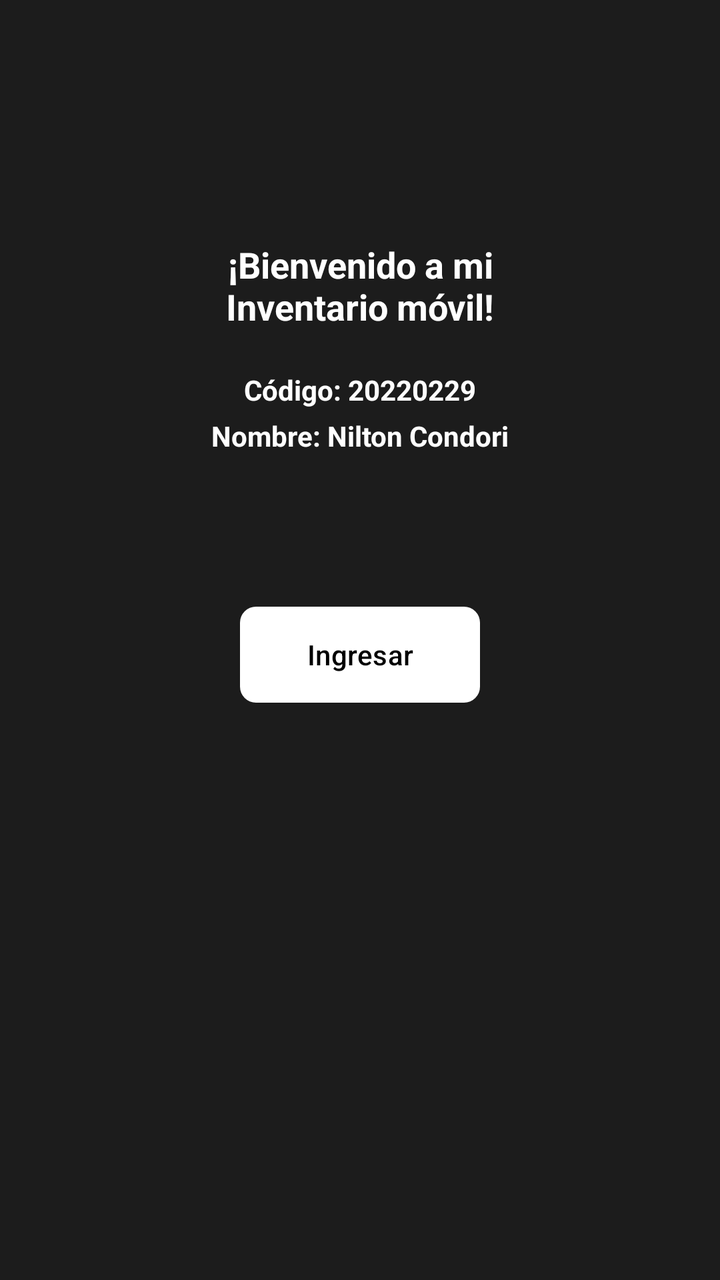
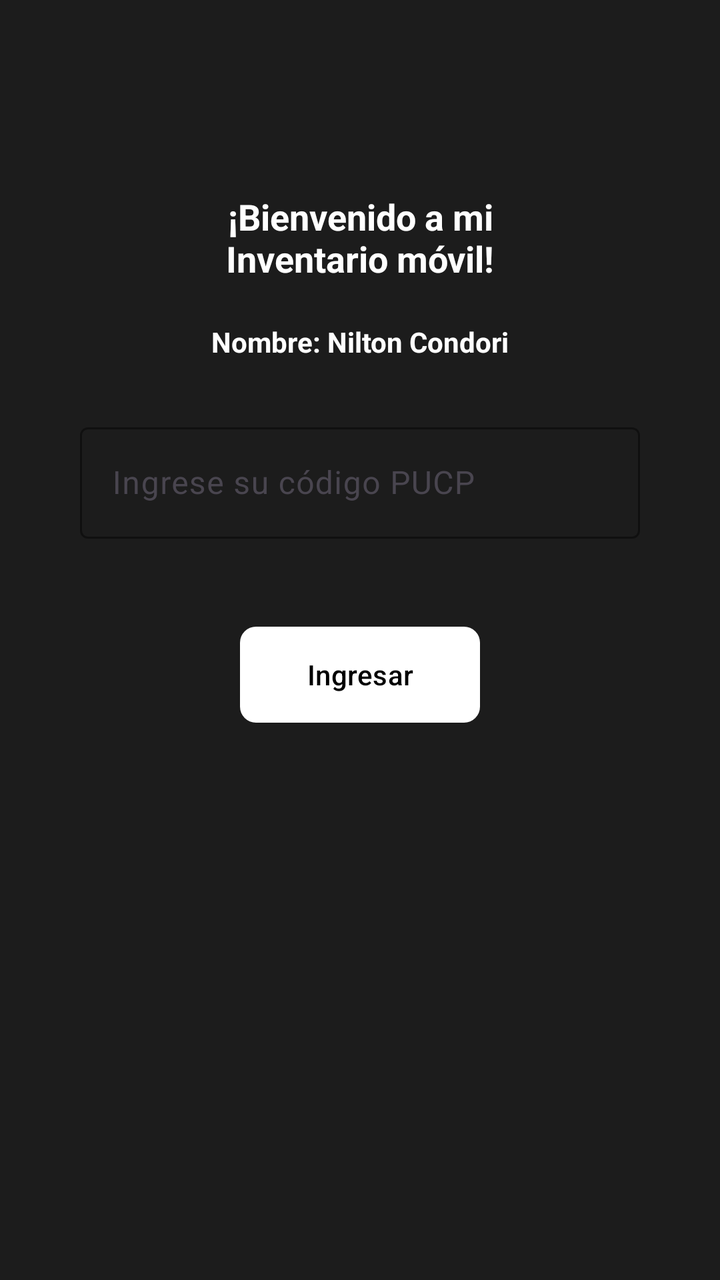

Two renders of the same Android screen: before a commit and after it. Below are the layout's source before the change and the commit's diff.
<!-- AndroidManifest.xml: application theme Theme.Lab2_20220229 -->
<!-- res/layout/activity_inicio.xml -->
<?xml version="1.0" encoding="utf-8"?>
<androidx.constraintlayout.widget.ConstraintLayout xmlns:android="http://schemas.android.com/apk/res/android"
    xmlns:app="http://schemas.android.com/apk/res-auto"
    xmlns:tools="http://schemas.android.com/tools"
    android:id="@+id/contenedor_inicio"
    android:layout_width="match_parent"
    android:layout_height="match_parent"
    android:background="#1C1C1C"
    tools:context=".activities.InicioActivity">

    <TextView
        android:id="@+id/texto_bienvenida"
        android:layout_width="0dp"
        android:layout_height="wrap_content"
        android:layout_marginStart="32dp"
        android:layout_marginTop="120dp"
        android:layout_marginEnd="32dp"
        android:gravity="center"
        android:text="¡Bienvenido a mi&#10;Inventario móvil!"
        android:textColor="@android:color/white"
        android:textSize="18sp"
        android:textStyle="bold"
        app:layout_constraintEnd_toEndOf="parent"
        app:layout_constraintStart_toStartOf="parent"
        app:layout_constraintTop_toTopOf="parent" />

    <TextView
        android:id="@+id/texto_codigo"
        android:layout_width="wrap_content"
        android:layout_height="wrap_content"
        android:layout_marginTop="20dp"
        android:text="@string/codigo_alumno"
        android:textColor="@android:color/white"
        android:textSize="14sp"
        android:textStyle="bold"
        app:layout_constraintEnd_toEndOf="parent"
        app:layout_constraintStart_toStartOf="parent"
        app:layout_constraintTop_toBottomOf="@id/texto_bienvenida" />

    <TextView
        android:id="@+id/texto_nombre"
        android:layout_width="wrap_content"
        android:layout_height="wrap_content"
        android:layout_marginTop="4dp"
        android:text="@string/nombre_alumno"
        android:textColor="@android:color/white"
        android:textSize="14sp"
        android:textStyle="bold"
        app:layout_constraintEnd_toEndOf="parent"
        app:layout_constraintStart_toStartOf="parent"
        app:layout_constraintTop_toBottomOf="@id/texto_codigo" />

    <com.google.android.material.button.MaterialButton
        android:id="@+id/boton_ingresar"
        android:layout_width="120dp"
        android:layout_height="56dp"
        android:layout_marginTop="72dp"
        android:text="@string/boton_ingresar"
        android:textAllCaps="false"
        android:textColor="@android:color/black"
        app:backgroundTint="@android:color/white"
        app:cornerRadius="8dp"
        app:layout_constraintEnd_toEndOf="parent"
        app:layout_constraintStart_toStartOf="parent"
        app:layout_constraintTop_toBottomOf="@id/texto_nombre" />

</androidx.constraintlayout.widget.ConstraintLayout>
<!-- resources referenced by this layout -->
<resources>
  <string name="boton_ingresar">Ingresar</string>
  <string name="codigo_alumno">Código: 20220229</string>
  <string name="nombre_alumno">Nombre: Nilton Condori</string>
  <style name="Theme.Lab2_20220229" parent="Base.Theme.Lab2_20220229" />
  <style name="Base.Theme.Lab2_20220229" parent="Theme.Material3.DayNight.NoActionBar">
          
          
      </style>
</resources>

<!-- the commit's change to res/layout/activity_inicio.xml (unified diff, before → after) -->
@@ -13,7 +13,7 @@
         android:layout_width="0dp"
         android:layout_height="wrap_content"
         android:layout_marginStart="32dp"
-        android:layout_marginTop="120dp"
+        android:layout_marginTop="96dp"
         android:layout_marginEnd="32dp"
         android:gravity="center"
         android:text="¡Bienvenido a mi&#10;Inventario móvil!"
@@ -25,11 +25,11 @@
         app:layout_constraintTop_toTopOf="parent" />
 
     <TextView
-        android:id="@+id/texto_codigo"
+        android:id="@+id/texto_nombre"
         android:layout_width="wrap_content"
         android:layout_height="wrap_content"
         android:layout_marginTop="20dp"
-        android:text="@string/codigo_alumno"
+        android:text="@string/nombre_alumno"
         android:textColor="@android:color/white"
         android:textSize="14sp"
         android:textStyle="bold"
@@ -37,24 +37,35 @@
         app:layout_constraintStart_toStartOf="parent"
         app:layout_constraintTop_toBottomOf="@id/texto_bienvenida" />
 
-    <TextView
-        android:id="@+id/texto_nombre"
-        android:layout_width="wrap_content"
+    <com.google.android.material.textfield.TextInputLayout
+        android:id="@+id/layout_codigo_ingreso"
+        android:layout_width="0dp"
         android:layout_height="wrap_content"
-        android:layout_marginTop="4dp"
-        android:text="@string/nombre_alumno"
-        android:textColor="@android:color/white"
-        android:textSize="14sp"
-        android:textStyle="bold"
+        android:layout_marginStart="40dp"
+        android:layout_marginTop="28dp"
+        android:layout_marginEnd="40dp"
+        android:hint="@string/hint_codigo_ingreso"
+        app:boxBackgroundMode="outline"
+        app:boxStrokeColor="@android:color/white"
+        app:hintTextColor="@android:color/white"
         app:layout_constraintEnd_toEndOf="parent"
         app:layout_constraintStart_toStartOf="parent"
-        app:layout_constraintTop_toBottomOf="@id/texto_codigo" />
+        app:layout_constraintTop_toBottomOf="@id/texto_nombre">
+
+        <com.google.android.material.textfield.TextInputEditText
+            android:id="@+id/campo_codigo_ingreso"
+            android:layout_width="match_parent"
+            android:layout_height="wrap_content"
+            android:inputType="number"
+            android:textColor="@android:color/white"
+            android:textColorHint="@android:color/darker_gray" />
+    </com.google.android.material.textfield.TextInputLayout>
 
     <com.google.android.material.button.MaterialButton
         android:id="@+id/boton_ingresar"
         android:layout_width="120dp"
         android:layout_height="56dp"
-        android:layout_marginTop="72dp"
+        android:layout_marginTop="40dp"
         android:text="@string/boton_ingresar"
         android:textAllCaps="false"
         android:textColor="@android:color/black"
@@ -62,6 +73,6 @@
         app:cornerRadius="8dp"
         app:layout_constraintEnd_toEndOf="parent"
         app:layout_constraintStart_toStartOf="parent"
-        app:layout_constraintTop_toBottomOf="@id/texto_nombre" />
+        app:layout_constraintTop_toBottomOf="@id/layout_codigo_ingreso" />
 
 </androidx.constraintlayout.widget.ConstraintLayout>
<!-- resource entries referenced after the edit -->
@@ -1,7 +1,7 @@
 <!-- resources referenced by this layout -->
 <resources>
   <string name="boton_ingresar">Ingresar</string>
-  <string name="codigo_alumno">Código: 20220229</string>
+  <string name="hint_codigo_ingreso">Ingrese su código PUCP</string>
   <string name="nombre_alumno">Nombre: Nilton Condori</string>
   <style name="Theme.Lab2_20220229" parent="Base.Theme.Lab2_20220229" />
   <style name="Base.Theme.Lab2_20220229" parent="Theme.Material3.DayNight.NoActionBar">
